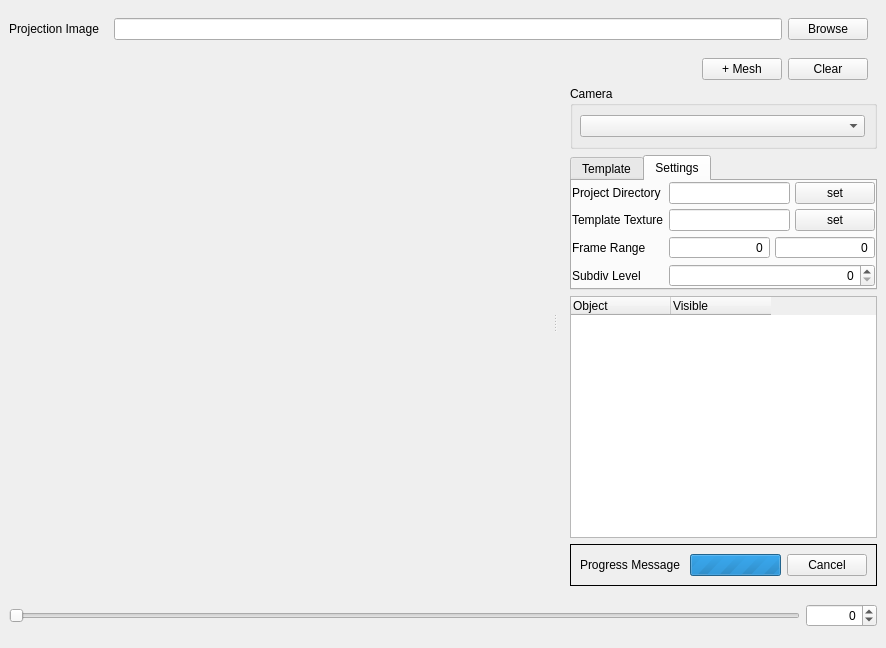
Old version of the form src/projector.ui in the repository markreidvfx/glprojectiontool.
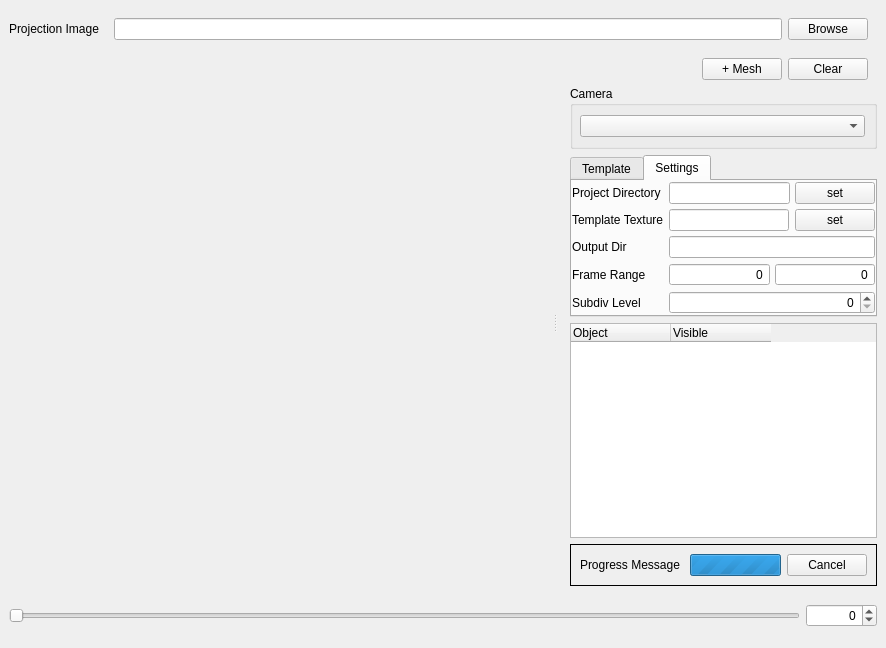
New version of the form. The open tabs and pages were chosen to show the change. Custom widgets are drawn as their Qt base class.

Commit message: added output dir option

The edit to the form file:
```diff
--- a/src/projector.ui
+++ b/src/projector.ui
@@ -354,7 +354,7 @@
                   </property>
                  </widget>
                 </item>
-                <item row="2" column="1">
+                <item row="3" column="1">
                  <layout class="QHBoxLayout" name="horizontalLayout_2">
                   <property name="sizeConstraint">
                    <enum>QLayout::SetDefaultConstraint</enum>
@@ -393,7 +393,7 @@
                   </item>
                  </layout>
                 </item>
-                <item row="2" column="0">
+                <item row="3" column="0">
                  <widget class="QLabel" name="label_5">
                   <property name="sizePolicy">
                    <sizepolicy hsizetype="Preferred" vsizetype="Minimum">
@@ -409,7 +409,7 @@
                 <item row="1" column="1">
                  <layout class="QHBoxLayout" name="horizontalLayout_8">
                   <property name="spacing">
-                   <number>-1</number>
+                   <number>6</number>
                   </property>
                   <item>
                    <widget class="QLineEdit" name="template_texture_path">
@@ -430,14 +430,14 @@
                   </item>
                  </layout>
                 </item>
-                <item row="3" column="0">
+                <item row="6" column="0">
                  <widget class="QLabel" name="label_6">
                   <property name="text">
                    <string>Subdiv Level</string>
                   </property>
                  </widget>
                 </item>
-                <item row="3" column="1">
+                <item row="6" column="1">
                  <layout class="QHBoxLayout" name="horizontalLayout_11">
                   <item>
                    <widget class="QSpinBox" name="subdivsion_level">
@@ -472,6 +472,16 @@
                   </item>
                  </layout>
                 </item>
+                <item row="2" column="1">
+                 <widget class="QLineEdit" name="output_dir"/>
+                </item>
+                <item row="2" column="0">
+                 <widget class="QLabel" name="label_3">
+                  <property name="text">
+                   <string>Output Dir</string>
+                  </property>
+                 </widget>
+                </item>
                </layout>
               </item>
              </layout>
```
Left out of the diff: 22 changed lines with no effect on the pictures. The commit also changes 4 other files.
